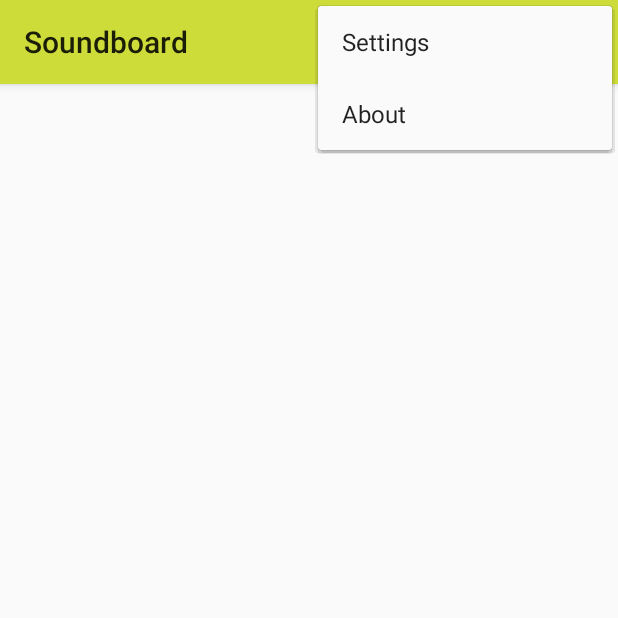
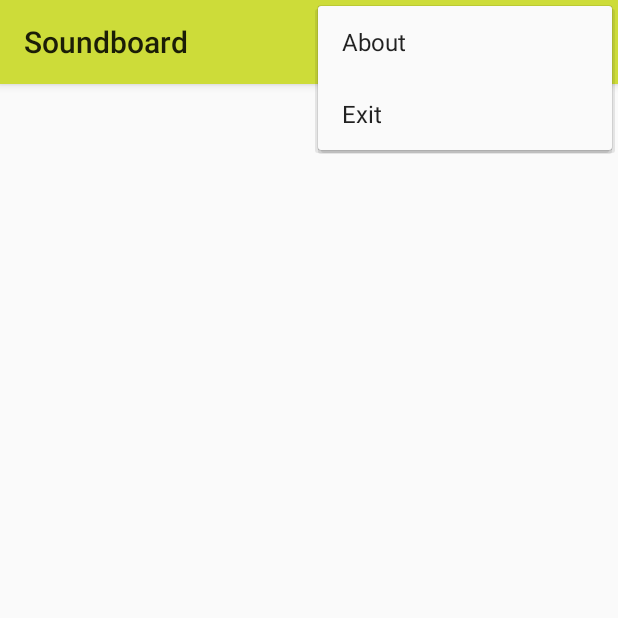
Before and after one commit to meonwax/soundboard, an Android app: the screen it shows after launch (MainActivity), with the options menu open, on a phone screen of 412 x 824 dp, the top half of it. Run offline under Robolectric (Android 15) with nearby library versions, the phone set to English and light mode, and no system bars.

Commit message:
Added exit menu option

```diff
--- a/app/src/main/res/menu/menu_main.xml
+++ b/app/src/main/res/menu/menu_main.xml
@@ -11,7 +11,7 @@
         android:id="@+id/action_settings"
         android:icon="@drawable/ic_settings_black_24dp"
         android:title="@string/action_settings"
-        compat:showAsAction="never" />
+        compat:showAsAction="ifRoom" />
 
     <item
         android:id="@+id/action_about"
@@ -19,4 +19,10 @@
         android:title="@string/action_about"
         compat:showAsAction="never" />
 
+    <item
+        android:id="@+id/action_exit"
+        android:icon="@drawable/ic_exit_to_app_black_24dp"
+        android:title="@string/action_exit"
+        compat:showAsAction="never" />
+
 </menu>
--- a/app/src/main/res/values/strings.xml
+++ b/app/src/main/res/values/strings.xml
@@ -3,4 +3,5 @@
     <string name="action_new">New</string>
     <string name="action_settings">Settings</string>
     <string name="action_about">About</string>
+    <string name="action_exit">Exit</string>
 </resources>
```
Also changed, not shown: app/src/main/java/de/meonwax/soundboard/MainActivity.java (+13 -10 lines), app/src/main/res/drawable-hdpi/ic_exit_to_app_black_24dp.png (added), app/src/main/res/drawable-mdpi/ic_exit_to_app_black_24dp.png (added), app/src/main/res/drawable-xhdpi/ic_exit_to_app_black_24dp.png (added), app/src/main/res/drawable-xxhdpi/ic_exit_to_app_black_24dp.png (added), app/src/main/res/drawable-xxxhdpi/ic_exit_to_app_black_24dp.png (added), 1 other file.
